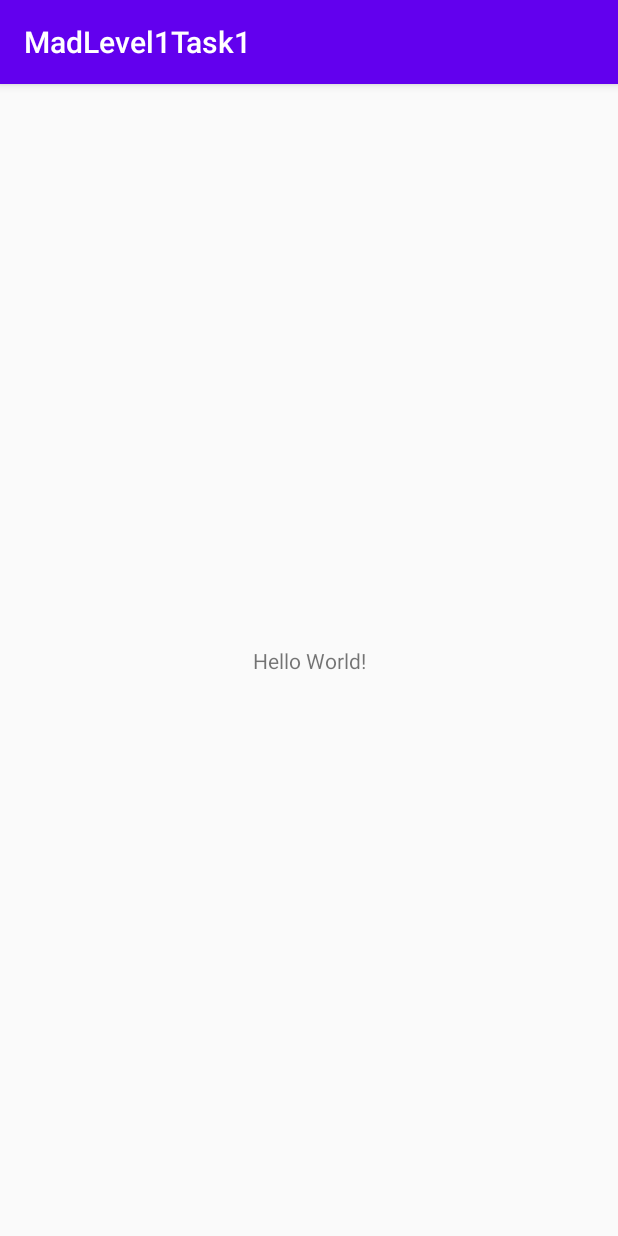
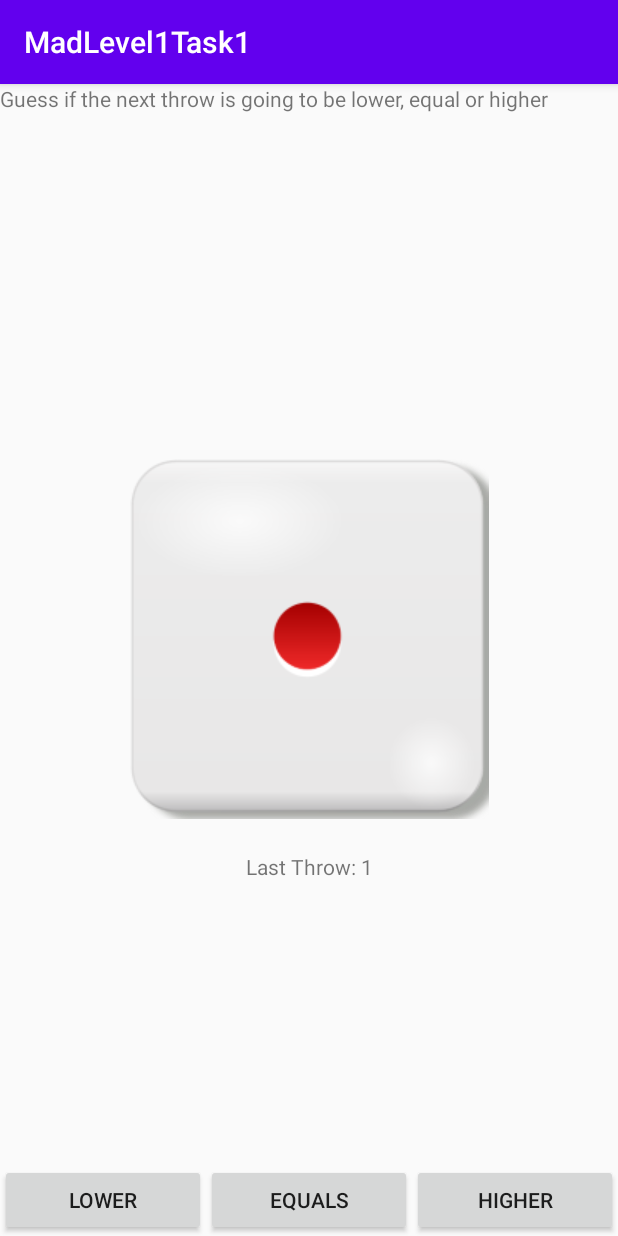
Before and after one commit to ducester1/MAD, an Android app: the screen it shows after launch (MainActivity before the commit, HigherLowerActivity after it), on a phone screen of 412 x 824 dp. Run offline under Robolectric (Android 15) with nearby library versions, the phone set to English and light mode, and no system bars.

Commit message:
Added: Level1Task1

```diff
--- a/MadLevel1Task1/app/src/main/AndroidManifest.xml
+++ b/MadLevel1Task1/app/src/main/AndroidManifest.xml
@@ -9,7 +9,7 @@
         android:roundIcon="@mipmap/ic_launcher_round"
         android:supportsRtl="true"
         android:theme="@style/AppTheme">
-        <activity android:name=".MainActivity">
+        <activity android:name=".HigherLowerActivity">
             <intent-filter>
                 <action android:name="android.intent.action.MAIN" />
 
--- /dev/null
+++ b/MadLevel1Task1/app/src/main/java/com/example/madlevel1task1/HigherLowerActivity.kt
@@ -0,0 +1,72 @@
+package com.example.madlevel1task1
+
+import android.annotation.SuppressLint
+import androidx.appcompat.app.AppCompatActivity
+import android.os.Bundle
+import android.widget.Toast
+import com.example.madlevel1task1.databinding.ActivityHigherLowerBinding
+
+class HigherLowerActivity : AppCompatActivity() {
+    private lateinit var binding: ActivityHigherLowerBinding
+    private var currentThrow: Int = 1
+    private var lastThrow: Int = 1
+
+    override fun onCreate(savedInstanceState: Bundle?) {
+        super.onCreate(savedInstanceState)
+        binding = ActivityHigherLowerBinding.inflate(layoutInflater)
+        setContentView(binding.root)
+        initViews()
+    }
+
+    fun initViews() {
+        binding.btnLower.setOnClickListener { onLowerClick() }
+        binding.btnEquals.setOnClickListener { onEqualClick() }
+        binding.btnHigher.setOnClickListener { onHigherClick() }
+        updateUI()
+    }
+
+    fun updateUI() {
+        binding.tvLastThrow.text = getString(R.string.last_throw, lastThrow)
+
+        when(currentThrow){
+            1 -> binding.imageView.setImageResource(R.drawable.dice1)
+            2 -> binding.imageView.setImageResource(R.drawable.dice2)
+            3 -> binding.imageView.setImageResource(R.drawable.dice3)
+            4 -> binding.imageView.setImageResource(R.drawable.dice4)
+            5 -> binding.imageView.setImageResource(R.drawable.dice5)
+            6 -> binding.imageView.setImageResource(R.drawable.dice6)
+        }
+    }
+
+    fun rollDice() {
+        lastThrow = currentThrow;
+        currentThrow = (1..6).random()
+        updateUI()
+    }
+
+    private fun onAnswerCorrect() {
+        Toast.makeText(this, R.string.correct, Toast.LENGTH_SHORT).show()
+    }
+
+    private fun onAnswerIncorrect() {
+        Toast.makeText(this, R.string.incorrect, Toast.LENGTH_SHORT).show()
+    }
+
+    private fun onHigherClick() {
+        rollDice()
+        if (currentThrow > lastThrow) onAnswerCorrect()
+        else onAnswerIncorrect()
+    }
+
+    private fun onLowerClick() {
+        rollDice()
+        if (currentThrow < lastThrow) onAnswerCorrect()
+        else onAnswerIncorrect()
+    }
+
+    private fun onEqualClick() {
+        rollDice()
+        if (currentThrow == lastThrow) onAnswerCorrect()
+        else onAnswerIncorrect()
+    }
+}
--- a/MadLevel1Task1/app/src/main/java/com/example/madlevel1task1/MainActivity.kt
+++ /dev/null
@@ -1,12 +0,0 @@
-package com.example.madlevel1task1
-
-import androidx.appcompat.app.AppCompatActivity
-import android.os.Bundle
-
-class MainActivity : AppCompatActivity() {
-
-    override fun onCreate(savedInstanceState: Bundle?) {
-        super.onCreate(savedInstanceState)
-        setContentView(R.layout.activity_main)
-    }
-}
--- /dev/null
+++ b/MadLevel1Task1/app/src/main/res/layout/activity_higher_lower.xml
@@ -0,0 +1,65 @@
+<?xml version="1.0" encoding="utf-8"?>
+<androidx.constraintlayout.widget.ConstraintLayout xmlns:android="http://schemas.android.com/apk/res/android"
+    xmlns:app="http://schemas.android.com/apk/res-auto"
+    xmlns:tools="http://schemas.android.com/tools"
+    android:layout_width="match_parent"
+    android:layout_height="match_parent"
+    tools:context=".HigherLowerActivity">
+
+    <TextView
+        android:id="@+id/tvHeader"
+        android:layout_width="0dp"
+        android:layout_height="wrap_content"
+        android:text="@string/dice_header"
+        app:layout_constraintEnd_toEndOf="parent"
+        app:layout_constraintStart_toStartOf="parent"
+        app:layout_constraintTop_toTopOf="parent" />
+
+    <ImageView
+        android:id="@+id/imageView"
+        android:layout_width="wrap_content"
+        android:layout_height="wrap_content"
+        app:layout_constraintBottom_toTopOf="@+id/btnEquals"
+        app:layout_constraintEnd_toEndOf="parent"
+        app:layout_constraintStart_toStartOf="parent"
+        app:layout_constraintTop_toBottomOf="@+id/tvHeader"
+        app:srcCompat="@drawable/dice1" />
+
+    <Button
+        android:id="@+id/btnLower"
+        android:layout_width="0dp"
+        android:layout_height="wrap_content"
+        android:text="@string/lowerbtn"
+        app:layout_constraintBottom_toBottomOf="parent"
+        app:layout_constraintEnd_toStartOf="@+id/btnEquals"
+        app:layout_constraintStart_toStartOf="parent" />
+
+    <Button
+        android:id="@+id/btnEquals"
+        android:layout_width="0dp"
+        android:layout_height="wrap_content"
+        android:text="@string/equalsbtn"
+        app:layout_constraintBottom_toBottomOf="parent"
+        app:layout_constraintEnd_toStartOf="@+id/btnHigher"
+        app:layout_constraintStart_toEndOf="@+id/btnLower" />
+
+    <Button
+        android:id="@+id/btnHigher"
+        android:layout_width="0dp"
+        android:layout_height="wrap_content"
+        android:text="@string/higherbtn"
+        app:layout_constraintBottom_toBottomOf="parent"
+        app:layout_constraintEnd_toEndOf="parent"
+        app:layout_constraintStart_toEndOf="@+id/btnEquals" />
+
+    <TextView
+        android:id="@+id/tvLastThrow"
+        android:layout_width="wrap_content"
+        android:layout_height="wrap_content"
+        android:layout_marginTop="22dp"
+        android:text="@string/last_throw"
+        app:layout_constraintEnd_toEndOf="parent"
+        app:layout_constraintStart_toStartOf="parent"
+        app:layout_constraintTop_toBottomOf="@+id/imageView" />
+
+</androidx.constraintlayout.widget.ConstraintLayout>
--- a/MadLevel1Task1/app/src/main/res/layout/activity_main.xml
+++ /dev/null
@@ -1,18 +0,0 @@
-<?xml version="1.0" encoding="utf-8"?>
-<androidx.constraintlayout.widget.ConstraintLayout xmlns:android="http://schemas.android.com/apk/res/android"
-    xmlns:app="http://schemas.android.com/apk/res-auto"
-    xmlns:tools="http://schemas.android.com/tools"
-    android:layout_width="match_parent"
-    android:layout_height="match_parent"
-    tools:context=".MainActivity">
-
-    <TextView
-        android:layout_width="wrap_content"
-        android:layout_height="wrap_content"
-        android:text="Hello World!"
-        app:layout_constraintBottom_toBottomOf="parent"
-        app:layout_constraintLeft_toLeftOf="parent"
-        app:layout_constraintRight_toRightOf="parent"
-        app:layout_constraintTop_toTopOf="parent" />
-
-</androidx.constraintlayout.widget.ConstraintLayout>
--- a/MadLevel1Task1/app/src/main/res/values/strings.xml
+++ b/MadLevel1Task1/app/src/main/res/values/strings.xml
@@ -1,3 +1,10 @@
 <resources>
     <string name="app_name">MadLevel1Task1</string>
+    <string name="dice_header">Guess if the next throw is going to be lower, equal or higher</string>
+    <string name="lowerbtn">LOWER</string>
+    <string name="equalsbtn">EQUALS</string>
+    <string name="higherbtn">HIGHER</string>
+    <string name="last_throw">Last Throw: %d</string>
+    <string name="correct">Correct</string>
+    <string name="incorrect">Incorrect</string>
 </resources>
```
Also changed, not shown: MadLevel1Task1/app/src/main/res/drawable/dice1.png (added), MadLevel1Task1/app/src/main/res/drawable/dice2.png (added), MadLevel1Task1/app/src/main/res/drawable/dice3.png (added), MadLevel1Task1/app/src/main/res/drawable/dice4.png (added), MadLevel1Task1/app/src/main/res/drawable/dice5.png (added), MadLevel1Task1/app/src/main/res/drawable/dice6.png (added), MadLevel1Task1/app/src/main/res/drawable/image1.png (deleted), MadLevel1Task1/gradle/wrapper/gradle-wrapper.properties.
